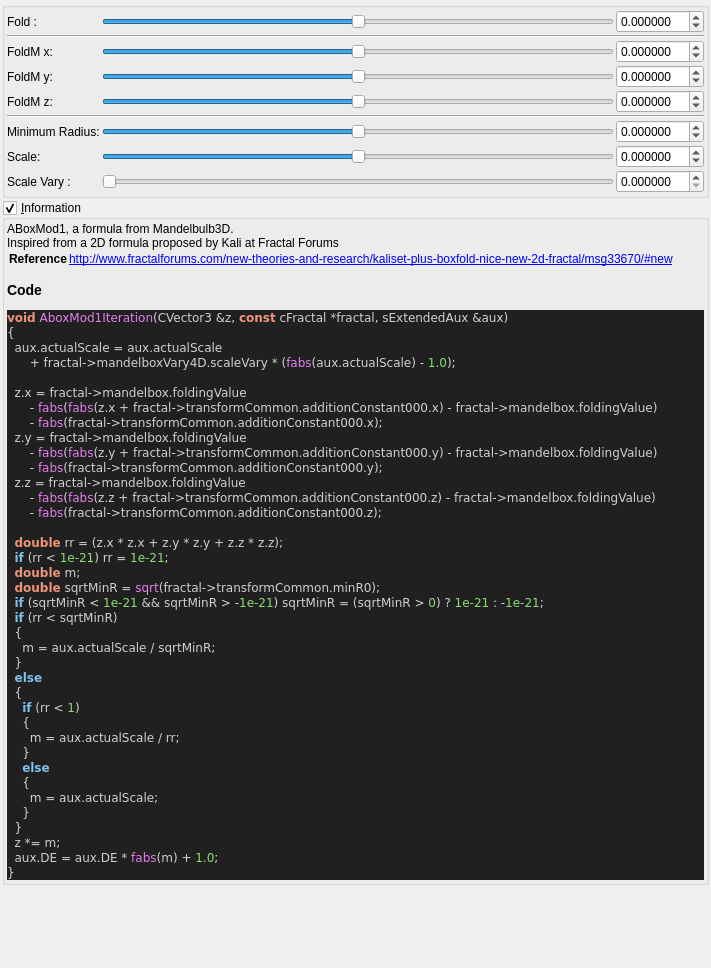
The window that mandelbulber2/qt_data/fractal_aboxMod1.ui (buddhi1980/mandelbulber2) describes before a commit, drawn with Qt 5.
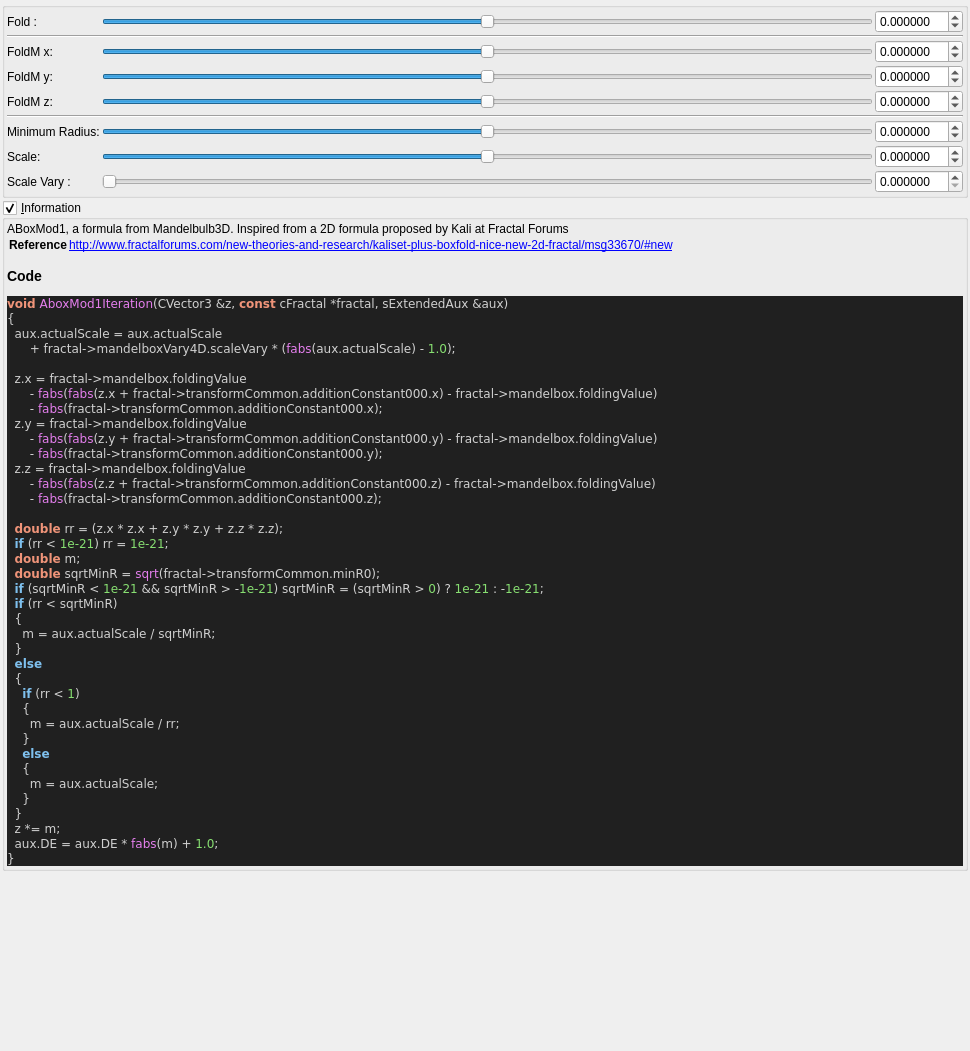
The same window after the commit. Custom widgets are drawn as their Qt base class.

Commit message: Beta aBoxModKaliEiffie and some tidying up

The edit to the form file:
```diff
--- a/mandelbulber2/qt_data/fractal_aboxMod1.ui
+++ b/mandelbulber2/qt_data/fractal_aboxMod1.ui
@@ -6,8 +6,8 @@
    <rect>
     <x>0</x>
     <y>0</y>
-    <width>711</width>
-    <height>968</height>
+    <width>970</width>
+    <height>1051</height>
    </rect>
   </property>
   <property name="windowTitle">
@@ -501,7 +501,7 @@
       <item>
        <widget class="QLabel" name="label_code_content">
         <property name="text">
-         <string>&lt;p&gt;ABoxMod1, a formula from Mandelbulb3D.&lt;br&gt;Inspired from a 2D formula proposed by Kali at Fractal Forums&lt;/p&gt;&lt;table&gt;
+         <string>&lt;p&gt;ABoxMod1, a formula from Mandelbulb3D.  Inspired from a 2D formula proposed by Kali at Fractal Forums&lt;/p&gt;&lt;table&gt;
 &lt;tr&gt;&lt;th&gt;Reference&lt;/th&gt;&lt;td&gt;&lt;a href=&quot;http://www.fractalforums.com/new-theories-and-research/kaliset-plus-boxfold-nice-new-2d-fractal/msg33670/#new&quot;&gt;http://www.fractalforums.com/new-theories-and-research/kaliset-plus-boxfold-nice-new-2d-fractal/msg33670/#new&lt;/a&gt;&lt;/td&gt;&lt;/tr&gt;
 &lt;/table&gt;
 &lt;h3&gt;Code&lt;/h3&gt;
```
Left out of the diff: 2 changed lines with no effect on the pictures. The commit also changes 13 other files.
